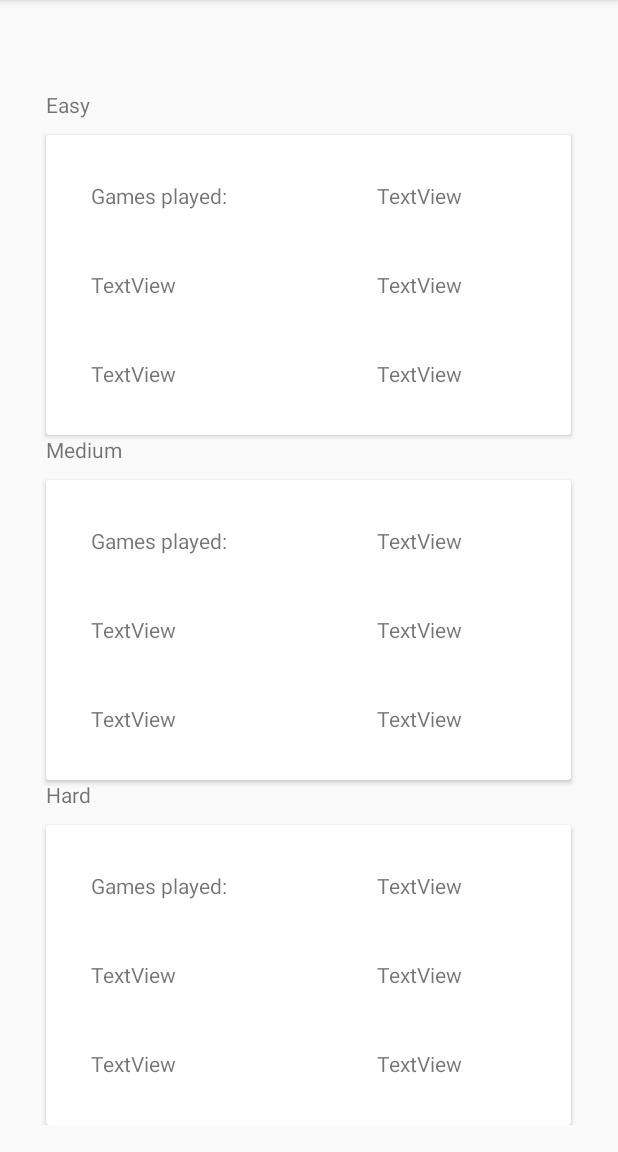
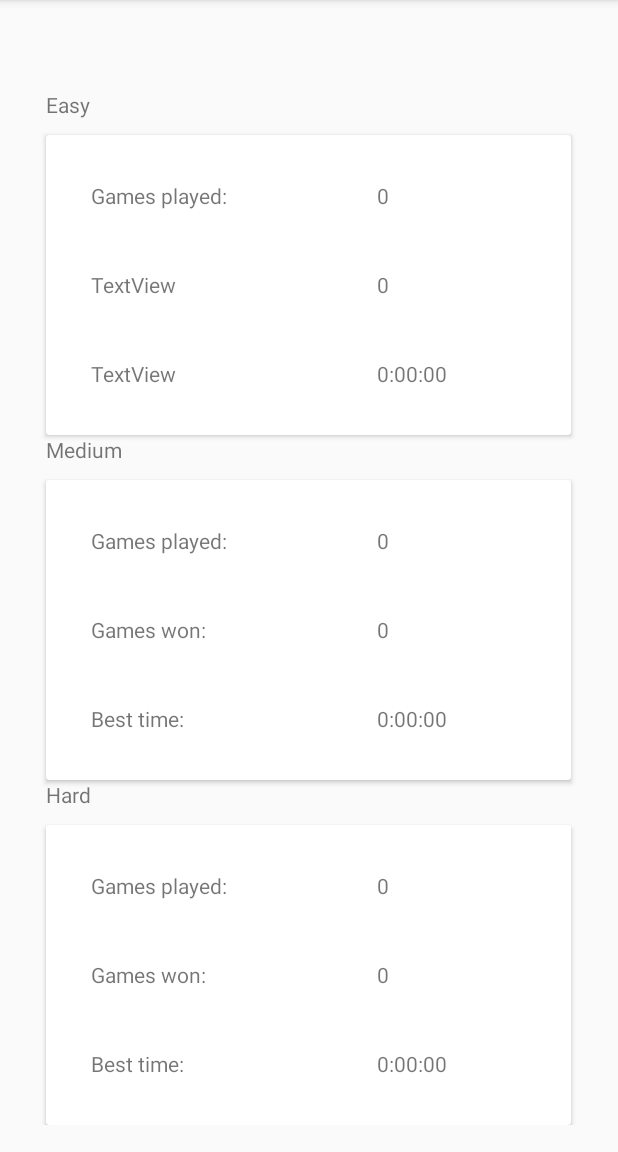
Before and after one commit to Alexandr-star/sudoku-awesome-puzzle-greate-n-the-best-wow-game-in-the-world-sometimes, an Android app: the fragment TimeStatFragment shown on its own in the app's theme, on a phone screen of 412 x 824 dp, the part 84-1236 px from its top. Run offline under Robolectric (Android 15) with nearby library versions, the phone set to English and light mode, and no system bars; our stand-ins replace data binding.

Commit message:
add view Time game statistics

```diff
--- a/app/src/main/java/com/app/game/sudoku/ui/dashboard/classic/ClassicStatFragment.kt
+++ b/app/src/main/java/com/app/game/sudoku/ui/dashboard/classic/ClassicStatFragment.kt
@@ -38,14 +38,12 @@ class ClassicStatFragment : Fragment() {
         classicStatViewModel.gamesStatisticEasy.observe(viewLifecycleOwner, Observer { listStat ->
             binding.textViewGamesEasyData.text = listStat.component1()
             binding.textViewGamesWonEasyData.text = listStat.component2()
-            //val time = listStat.component3().toLong()
             binding.textViewGamesTimeEasyData.text = listStat.component3()
         })
 
         classicStatViewModel.gamesStatisticMedium.observe(viewLifecycleOwner, Observer { listStat ->
             binding.textViewGamesMediumData.text = listStat.component1()
             binding.textViewGamesWonMediumData.text = listStat.component2()
-            //val time = listStat.component3().toLong()
             binding.textViewGamesTimeMediumData.text = listStat.component3()
         })
 
--- a/app/src/main/java/com/app/game/sudoku/ui/dashboard/dontclassic/TimeStatFragment.kt
+++ b/app/src/main/java/com/app/game/sudoku/ui/dashboard/dontclassic/TimeStatFragment.kt
@@ -7,6 +7,7 @@ import android.view.LayoutInflater
 import android.view.View
 import android.view.ViewGroup
 import androidx.databinding.DataBindingUtil
+import androidx.lifecycle.Observer
 import androidx.lifecycle.ViewModelProvider
 
 import com.app.game.sudoku.R
@@ -14,7 +15,7 @@ import com.app.game.sudoku.databinding.TimeStatFragmentBinding
 
 class TimeStatFragment : Fragment() {
 
-    private lateinit var viewModel: TimeStatViewModel
+    private lateinit var timeStatViewModel: TimeStatViewModel
 
     override fun onCreateView(
         inflater: LayoutInflater, container: ViewGroup?,
@@ -24,7 +25,24 @@ class TimeStatFragment : Fragment() {
             inflater, R.layout.time_stat_fragment, container, false
         )
 
-        viewModel = ViewModelProvider(this).get(TimeStatViewModel::class.java)
+        timeStatViewModel = ViewModelProvider(this).get(TimeStatViewModel::class.java)
+        timeStatViewModel.gamesStatisticEasy.observe(viewLifecycleOwner, Observer { listStat ->
+            binding.textViewGamesEasyData.text = listStat.component1()
+            binding.textViewGamesWonEasyData.text = listStat.component2()
+            binding.textViewGamesTimeEasyData.text = listStat.component3()
+        })
+
+        timeStatViewModel.gamesStatisticMedium.observe(viewLifecycleOwner, Observer { listStat ->
+            binding.textViewGamesMediumData.text = listStat.component1()
+            binding.textViewGamesWonMediumData.text = listStat.component2()
+            binding.textViewGamesTimeMediumData.text = listStat.component3()
+        })
+
+        timeStatViewModel.gamesStatisticHard.observe(viewLifecycleOwner, Observer { listStat ->
+            binding.textViewGamesHardData.text = listStat.component1()
+            binding.textViewGamesWonHardData.text = listStat.component2()
+            binding.textViewGamesTimeHardData.text = listStat.component3()
+        })
 
         return binding.root
     }
--- a/app/src/main/java/com/app/game/sudoku/ui/dashboard/dontclassic/TimeStatViewModel.kt
+++ b/app/src/main/java/com/app/game/sudoku/ui/dashboard/dontclassic/TimeStatViewModel.kt
@@ -1,7 +1,40 @@
 package com.app.game.sudoku.ui.dashboard.dontclassic
 
+import android.util.Log
+import androidx.lifecycle.MutableLiveData
 import androidx.lifecycle.ViewModel
+import com.app.game.sudoku.statisticStore.StatisticPreference
 
 class TimeStatViewModel : ViewModel() {
-    // TODO: Implement the ViewModel
+    var gamesStatisticEasy = MutableLiveData<List<String>>()
+    var gamesStatisticMedium = MutableLiveData<List<String>>()
+    var gamesStatisticHard = MutableLiveData<List<String>>()
+
+    init {
+        gamesStatisticEasy = MutableLiveData(parseStatistic(StatisticPreference.timeModeEasy))
+        gamesStatisticMedium = MutableLiveData(parseStatistic(StatisticPreference.timeModeMedium))
+        gamesStatisticHard = MutableLiveData(parseStatistic(StatisticPreference.timeModeHard))
+    }
+
+    private fun parseStatistic(stat: String): List<String>{
+        val gamesStr = stat.substringBefore("/")
+        val winsStr = stat.substringAfter("/").substringBeforeLast("/")
+        val timeLong = stat.substringAfterLast("/").toLong()
+        val timeLong2 = stat.substringAfterLast("/")
+        val timeStr = convertTimeLongToString(timeLong)
+        Log.i("ClassicStat", "games: ${gamesStr} wins: ${winsStr} timeLong: ${timeLong2}")
+        return listOf(gamesStr, winsStr, timeStr)
+    }
+
+
+    private fun convertTimeLongToString(timeLong: Long): String {
+        val sec = timeLong % 60
+        val min = (sec / 60) % 60
+        val hour = (sec / (60 * 60)) % 24
+        return String.format("%d:%02d:%02d", hour, min, sec)
+    }
+
+    override fun onCleared() {
+        super.onCleared()
+    }
 }
--- a/app/src/main/res/layout/time_stat_fragment.xml
+++ b/app/src/main/res/layout/time_stat_fragment.xml
@@ -22,7 +22,6 @@
                 android:orientation="vertical">
 
                 <TextView
-                    android:id="@+id/levelEasyTextView"
                     android:layout_width="@dimen/card_horizontal"
                     android:layout_height="@dimen/text_vetrical"
                     android:text="@string/level_easy" />
@@ -47,7 +46,6 @@
                             android:layout_height="match_parent">
 
                             <TextView
-                                android:id="@+id/textView_Games_easy"
                                 android:layout_width="wrap_content"
                                 android:layout_height="wrap_content"
                                 android:paddingRight="100dp"
@@ -66,7 +64,6 @@
                             android:layout_height="match_parent">
 
                             <TextView
-                                android:id="@+id/textView_GamesWon_easy"
                                 android:paddingRight="100dp"
                                 android:layout_width="wrap_content"
                                 android:layout_height="wrap_content"
@@ -84,7 +81,6 @@
                             android:layout_height="match_parent">
 
                             <TextView
-                                android:id="@+id/textView_GamesTime_easy"
                                 android:paddingRight="100dp"
                                 android:layout_width="wrap_content"
                                 android:layout_height="wrap_content"
@@ -100,13 +96,11 @@
                 </androidx.cardview.widget.CardView>
 
                 <TextView
-                    android:id="@+id/LevelMediumTextView"
                     android:layout_width="@dimen/card_horizontal"
                     android:layout_height="@dimen/text_vetrical"
                     android:text="@string/level_medium" />
 
                 <androidx.cardview.widget.CardView
-                    android:id="@+id/MediumCard"
                     android:layout_width="@dimen/card_horizontal"
                     android:layout_height="@dimen/card_vertical" >
                     <TableLayout
@@ -124,17 +118,15 @@
                             android:layout_height="match_parent">
 
                             <TextView
-                                android:id="@+id/textView_Games_medium"
                                 android:layout_width="wrap_content"
                                 android:layout_height="wrap_content"
                                 android:paddingRight="100dp"
                                 android:text="@string/games_played" />
 
                             <TextView
-                                android:id="@+id/textView_GamesEasyMesium_data"
+                                android:id="@+id/textView_GamesMedium_data"
                                 android:layout_width="wrap_content"
-                                android:layout_height="wrap_content"
-                                android:text="TextView" />
+                                android:layout_height="wrap_content" />
                         </TableRow>
 
                         <TableRow
@@ -143,17 +135,15 @@
                             android:layout_height="match_parent">
 
                             <TextView
-                                android:id="@+id/textView_GamesWon_medium"
                                 android:paddingRight="100dp"
                                 android:layout_width="wrap_content"
                                 android:layout_height="wrap_content"
-                                android:text="TextView" />
+                                android:text="@string/games_won" />
 
                             <TextView
                                 android:id="@+id/textView_GamesWonMedium_data"
                                 android:layout_width="wrap_content"
-                                android:layout_height="wrap_content"
-                                android:text="TextView" />
+                                android:layout_height="wrap_content" />
                         </TableRow>
                         <TableRow
                             android:padding="20dp"
@@ -161,29 +151,25 @@
                             android:layout_height="match_parent">
 
                             <TextView
-                                android:id="@+id/textView_GamesTime_medium"
                                 android:paddingRight="100dp"
                                 android:layout_width="wrap_content"
                                 android:layout_height="wrap_content"
-                                android:text="TextView" />
+                                android:text="@string/Best_time" />
 
                             <TextView
                                 android:id="@+id/textView_GamesTimeMedium_data"
                                 android:layout_width="wrap_content"
-                                android:layout_height="wrap_content"
-                                android:text="TextView" />
+                                android:layout_height="wrap_content" />
                         </TableRow>
                     </TableLayout>
                 </androidx.cardview.widget.CardView>
 
                 <TextView
-                    android:id="@+id/LevelHardTextView"
                     android:layout_width="@dimen/card_horizontal"
                     android:layout_height="@dimen/text_vetrical"
                     android:text="@string/level_hard" />
 
                 <androidx.cardview.widget.CardView
-                    android:id="@+id/HardCard"
                     android:layout_width="@dimen/card_horizontal"
                     android:layout_height="@dimen/card_vertical" >
                     <TableLayout
@@ -201,7 +187,6 @@
                             android:layout_height="match_parent">
 
                             <TextView
-                                android:id="@+id/textView_Games_hard"
                                 android:layout_width="wrap_content"
                                 android:layout_height="wrap_content"
                                 android:paddingRight="100dp"
@@ -210,8 +195,7 @@
                             <TextView
                                 android:id="@+id/textView_GamesHard_data"
                                 android:layout_width="wrap_content"
-                                android:layout_height="wrap_content"
-                                android:text="TextView" />
+                                android:layout_height="wrap_content" />
                         </TableRow>
 
                         <TableRow
@@ -220,17 +204,15 @@
                             android:layout_height="match_parent">
 
                             <TextView
-                                android:id="@+id/textView_GamesWon_hard"
                                 android:paddingRight="100dp"
                                 android:layout_width="wrap_content"
                                 android:layout_height="wrap_content"
-                                android:text="TextView" />
+                                android:text="@string/games_won" />
 
                             <TextView
                                 android:id="@+id/textView_GamesWonHard_data"
                                 android:layout_width="wrap_content"
-                                android:layout_height="wrap_content"
-                                android:text="TextView" />
+                                android:layout_height="wrap_content" />
                         </TableRow>
                         <TableRow
                             android:padding="20dp"
@@ -238,17 +220,15 @@
                             android:layout_height="match_parent">
 
                             <TextView
-                                android:id="@+id/textView_GamesTime_hard"
                                 android:paddingRight="100dp"
                                 android:layout_width="wrap_content"
                                 android:layout_height="wrap_content"
-                                android:text="TextView" />
+                                android:text="@string/Best_time" />
 
                             <TextView
                                 android:id="@+id/textView_GamesTimeHard_data"
                                 android:layout_width="wrap_content"
-                                android:layout_height="wrap_content"
-                                android:text="TextView" />
+                                android:layout_height="wrap_content" />
                         </TableRow>
                     </TableLayout>
                 </androidx.cardview.widget.CardView>
```
Also changed, not shown: app/src/main/res/layout/classic_stat_fragment.xml (+15 -27 lines).
